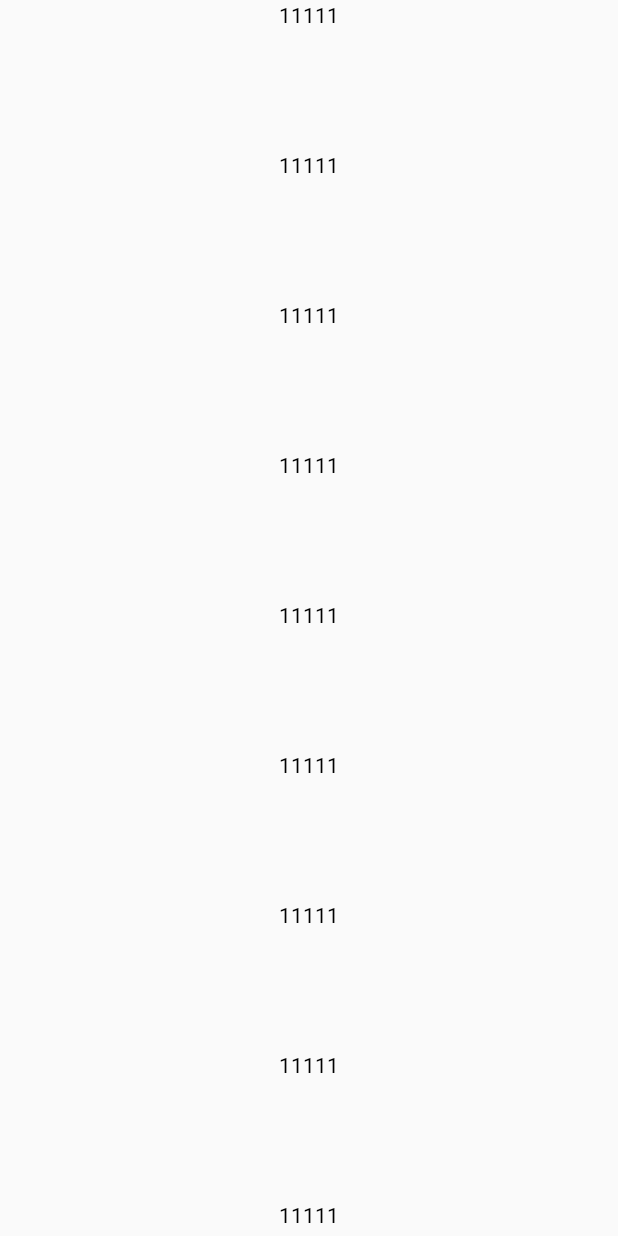
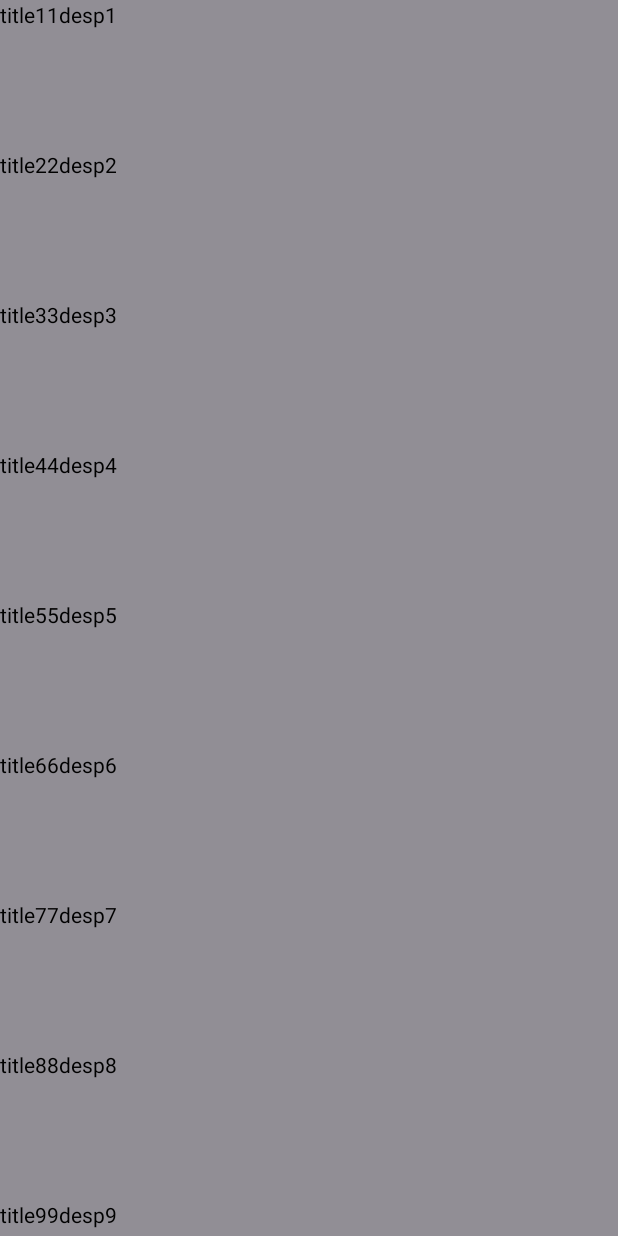
Before and after one commit to ruyue-zhang/Android_study_RecyclerView, an Android app: the ListActivity screen opened directly, with no data from a screen before it, on a phone screen of 412 x 824 dp. Run offline under Robolectric (Android 15) with nearby library versions, the phone set to English and light mode, and no system bars.

Commit message:
[ruyue] feat:add datas to display

```diff
--- a/app/src/main/java/com/ruyue/recyclerview/Data.java
+++ b/app/src/main/java/com/ruyue/recyclerview/Data.java
@@ -11,4 +11,15 @@ public class Data {
         this.number = number;
     }
 
+    public String getTitle() {
+        return title;
+    }
+
+    public String getDescription() {
+        return description;
+    }
+
+    public int getNumber() {
+        return number;
+    }
 }
--- a/app/src/main/java/com/ruyue/recyclerview/LinearAdapter.java
+++ b/app/src/main/java/com/ruyue/recyclerview/LinearAdapter.java
@@ -11,27 +11,7 @@ import androidx.recyclerview.widget.RecyclerView;
 import java.util.List;
 
 class LinearAdapter extends RecyclerView.Adapter<LinearAdapter.LinearViewHolder> {
-    private Context myContext;
-
-    private List<String> list;
-
-    public LinearAdapter(Context context) {
-        this.myContext = context;
-    }
-    @Override
-    public LinearAdapter.LinearViewHolder onCreateViewHolder(ViewGroup parent, int viewType) {
-        return new LinearViewHolder(LayoutInflater.from(myContext).inflate(R.layout.linear_layout, parent, false));
-    }
-
-    @Override
-    public void onBindViewHolder(LinearViewHolder holder, int position) {
-        holder.textView.setText("11111");
-    }
-
-    @Override
-    public int getItemCount() {
-        return 10;
-    }
+    private List<Data> myList;
 
     public static class LinearViewHolder extends RecyclerView.ViewHolder {
         private TextView textView;
@@ -40,4 +20,26 @@ class LinearAdapter extends RecyclerView.Adapter<LinearAdapter.LinearViewHolder>
             textView = itemView.findViewById(R.id.data_list);
         }
     }
+
+    public LinearAdapter(List<Data> myList) {
+        this.myList = myList;
+    }
+
+    @Override
+    public LinearAdapter.LinearViewHolder onCreateViewHolder(ViewGroup parent, int viewType) {
+        return new LinearViewHolder(LayoutInflater.from(parent.getContext()).inflate(R.layout.linear_layout, parent, false));
+    }
+
+    @Override
+    public void onBindViewHolder(LinearViewHolder holder, int position) {
+        Data data = myList.get(position);
+        holder.textView.setText(data.getTitle() + data.getNumber() + data.description);
+    }
+
+    @Override
+    public int getItemCount() {
+        return myList.size();
+    }
+
+
 }
--- a/app/src/main/java/com/ruyue/recyclerview/ListActivity.java
+++ b/app/src/main/java/com/ruyue/recyclerview/ListActivity.java
@@ -6,7 +6,11 @@ import androidx.recyclerview.widget.RecyclerView;
 
 import android.os.Bundle;
 
+import java.util.ArrayList;
+import java.util.List;
+
 public class ListActivity extends AppCompatActivity {
+    List<Data> myList= new ArrayList<>();
 
     @Override
     protected void onCreate(Bundle savedInstanceState) {
@@ -17,6 +21,23 @@ public class ListActivity extends AppCompatActivity {
         myRecyclerView.setHasFixedSize(true);
 
         myRecyclerView.setLayoutManager(new LinearLayoutManager(ListActivity.this));
-        myRecyclerView.setAdapter(new LinearAdapter(ListActivity.this));
+        initList();
+        myRecyclerView.setAdapter(new LinearAdapter(myList));
     }
+
+    private void initList() {
+        myList.add(new Data("title1", "desp1", 1));
+        myList.add(new Data("title2", "desp2", 2));
+        myList.add(new Data("title3", "desp3", 3));
+        myList.add(new Data("title4", "desp4", 4));
+        myList.add(new Data("title5", "desp5", 5));
+        myList.add(new Data("title6", "desp6", 6));
+        myList.add(new Data("title7", "desp7", 7));
+        myList.add(new Data("title8", "desp8", 8));
+        myList.add(new Data("title9", "desp9", 9));
+        myList.add(new Data("title10", "desp10", 10));
+    }
+
+
+
 }
--- a/app/src/main/res/layout/activity_list.xml
+++ b/app/src/main/res/layout/activity_list.xml
@@ -8,6 +8,7 @@
     <androidx.recyclerview.widget.RecyclerView
         android:id="@+id/my_recyclerview"
         android:layout_width="match_parent"
-        android:layout_height="wrap_content"/>
+        android:layout_height="wrap_content"
+        android:background="#918E95"/>
 
 </RelativeLayout>
--- a/app/src/main/res/layout/linear_layout.xml
+++ b/app/src/main/res/layout/linear_layout.xml
@@ -7,8 +7,8 @@
 
     <TextView
         android:id="@+id/data_list"
-        android:layout_width="wrap_content"
+        android:layout_width="match_parent"
         android:layout_height="100dp"
-        android:textColor="#000"/>
+        android:textColor="#000" />
 
 </LinearLayout>
--- /dev/null
+++ b/app/src/main/res/values/dimens.xml
@@ -0,0 +1,4 @@
+<?xml version="1.0" encoding="utf-8"?>
+<resources>
+    <dimen name="outline">1dp</dimen>
+</resources>
```
